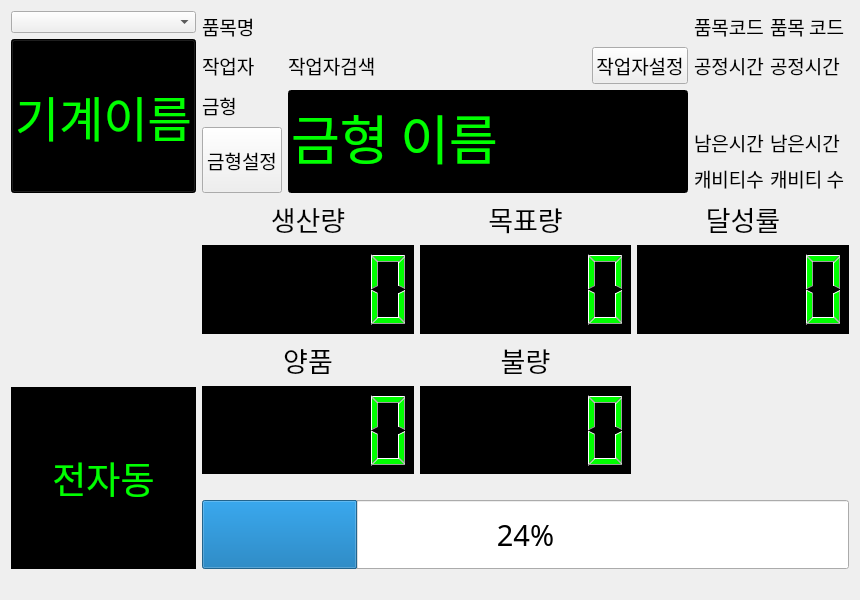
LeeChiWon/QCClient, file workplan_form.ui: the form before one commit.
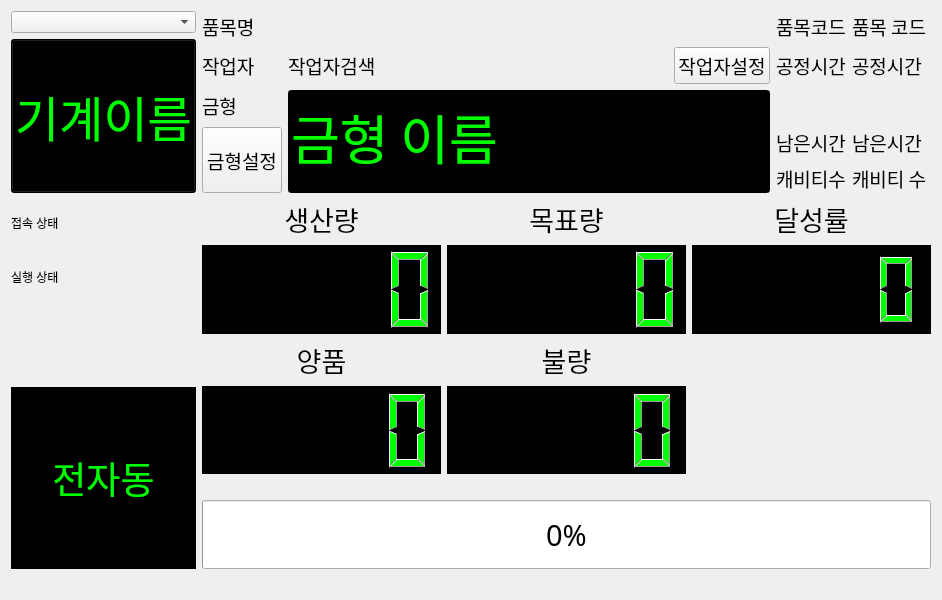
The form after the commit. Icons and pictures are not drawn.

Patch:
```diff
--- a/workplan_form.ui
+++ b/workplan_form.ui
@@ -79,7 +79,54 @@
     </widget>
    </item>
    <item row="1" column="0">
-    <layout class="QGridLayout" name="gridLayout_4"/>
+    <layout class="QGridLayout" name="gridLayout_4">
+     <item row="0" column="0">
+      <widget class="QLabel" name="label">
+       <property name="text">
+        <string>접속 상태</string>
+       </property>
+      </widget>
+     </item>
+     <item row="1" column="0">
+      <widget class="QLabel" name="label_2">
+       <property name="text">
+        <string>실행 상태</string>
+       </property>
+      </widget>
+     </item>
+     <item row="3" column="0">
+      <spacer name="verticalSpacer_2">
+       <property name="orientation">
+        <enum>Qt::Vertical</enum>
+       </property>
+       <property name="sizeType">
+        <enum>QSizePolicy::Maximum</enum>
+       </property>
+       <property name="sizeHint" stdset="0">
+        <size>
+         <width>20</width>
+         <height>40</height>
+        </size>
+       </property>
+      </spacer>
+     </item>
+     <item row="2" column="0">
+      <spacer name="verticalSpacer_3">
+       <property name="orientation">
+        <enum>Qt::Vertical</enum>
+       </property>
+       <property name="sizeType">
+        <enum>QSizePolicy::Maximum</enum>
+       </property>
+       <property name="sizeHint" stdset="0">
+        <size>
+         <width>20</width>
+         <height>40</height>
+        </size>
+       </property>
+      </spacer>
+     </item>
+    </layout>
    </item>
    <item row="2" column="0">
     <layout class="QGridLayout" name="gridLayout_5">
@@ -420,7 +467,7 @@
      <item row="2" column="1" rowspan="3">
       <widget class="QLineEdit" name="mold_name_edit">
        <property name="sizePolicy">
-        <sizepolicy hsizetype="Expanding" vsizetype="Minimum">
+        <sizepolicy hsizetype="Minimum" vsizetype="Minimum">
          <horstretch>0</horstretch>
          <verstretch>0</verstretch>
         </sizepolicy>
@@ -489,7 +536,13 @@
    <item row="1" column="1" rowspan="2" colspan="4">
     <layout class="QGridLayout" name="gridLayout_6">
      <item row="3" column="1">
-      <widget class="QLCDNumber" name="lcdNumber_5">
+      <widget class="QLCDNumber" name="poor_count_lcd_display">
+       <property name="sizePolicy">
+        <sizepolicy hsizetype="Preferred" vsizetype="Minimum">
+         <horstretch>0</horstretch>
+         <verstretch>0</verstretch>
+        </sizepolicy>
+       </property>
        <property name="palette">
         <palette>
          <active>
@@ -614,7 +667,13 @@
       </widget>
      </item>
      <item row="3" column="0">
-      <widget class="QLCDNumber" name="lcdNumber_4">
+      <widget class="QLCDNumber" name="good_count_lcd_display">
+       <property name="sizePolicy">
+        <sizepolicy hsizetype="Preferred" vsizetype="Minimum">
+         <horstretch>0</horstretch>
+         <verstretch>0</verstretch>
+        </sizepolicy>
+       </property>
        <property name="palette">
         <palette>
          <active>
@@ -793,7 +852,13 @@
       </widget>
      </item>
      <item row="1" column="1">
-      <widget class="QLCDNumber" name="lcdNumber_2">
+      <widget class="QLCDNumber" name="object_lcd_dispaly">
+       <property name="sizePolicy">
+        <sizepolicy hsizetype="Preferred" vsizetype="Minimum">
+         <horstretch>0</horstretch>
+         <verstretch>0</verstretch>
+        </sizepolicy>
+       </property>
        <property name="palette">
         <palette>
          <active>
@@ -918,7 +983,13 @@
       </widget>
      </item>
      <item row="1" column="0">
-      <widget class="QLCDNumber" name="lcdNumber">
+      <widget class="QLCDNumber" name="production_lcd_dispaly">
+       <property name="sizePolicy">
+        <sizepolicy hsizetype="Preferred" vsizetype="Minimum">
+         <horstretch>0</horstretch>
+         <verstretch>0</verstretch>
+        </sizepolicy>
+       </property>
        <property name="palette">
         <palette>
          <active>
@@ -1043,7 +1114,13 @@
       </widget>
      </item>
      <item row="1" column="2">
-      <widget class="QLCDNumber" name="lcdNumber_3">
+      <widget class="QLCDNumber" name="achievemen_rate_lcd_display">
+       <property name="sizePolicy">
+        <sizepolicy hsizetype="Preferred" vsizetype="Minimum">
+         <horstretch>0</horstretch>
+         <verstretch>0</verstretch>
+        </sizepolicy>
+       </property>
        <property name="palette">
         <palette>
          <active>
@@ -1165,6 +1242,15 @@
        <property name="styleSheet">
         <string notr="true">background-color : rgb(0, 0, 0)</string>
        </property>
+       <property name="smallDecimalPoint">
+        <bool>true</bool>
+       </property>
+       <property name="digitCount">
+        <number>5</number>
+       </property>
+       <property name="value" stdset="0">
+        <double>0.000000000000000</double>
+       </property>
       </widget>
      </item>
      <item row="0" column="2">
@@ -1226,7 +1312,7 @@
        <item>
         <widget class="QProgressBar" name="progressBar">
          <property name="sizePolicy">
-          <sizepolicy hsizetype="Minimum" vsizetype="Minimum">
+          <sizepolicy hsizetype="Preferred" vsizetype="Minimum">
            <horstretch>0</horstretch>
            <verstretch>0</verstretch>
           </sizepolicy>
@@ -1238,7 +1324,7 @@
           </font>
          </property>
          <property name="value">
-          <number>24</number>
+          <number>0</number>
          </property>
          <property name="alignment">
           <set>Qt::AlignCenter</set>
```
Left out of the diff: 6 changed lines with no effect on the pictures.
